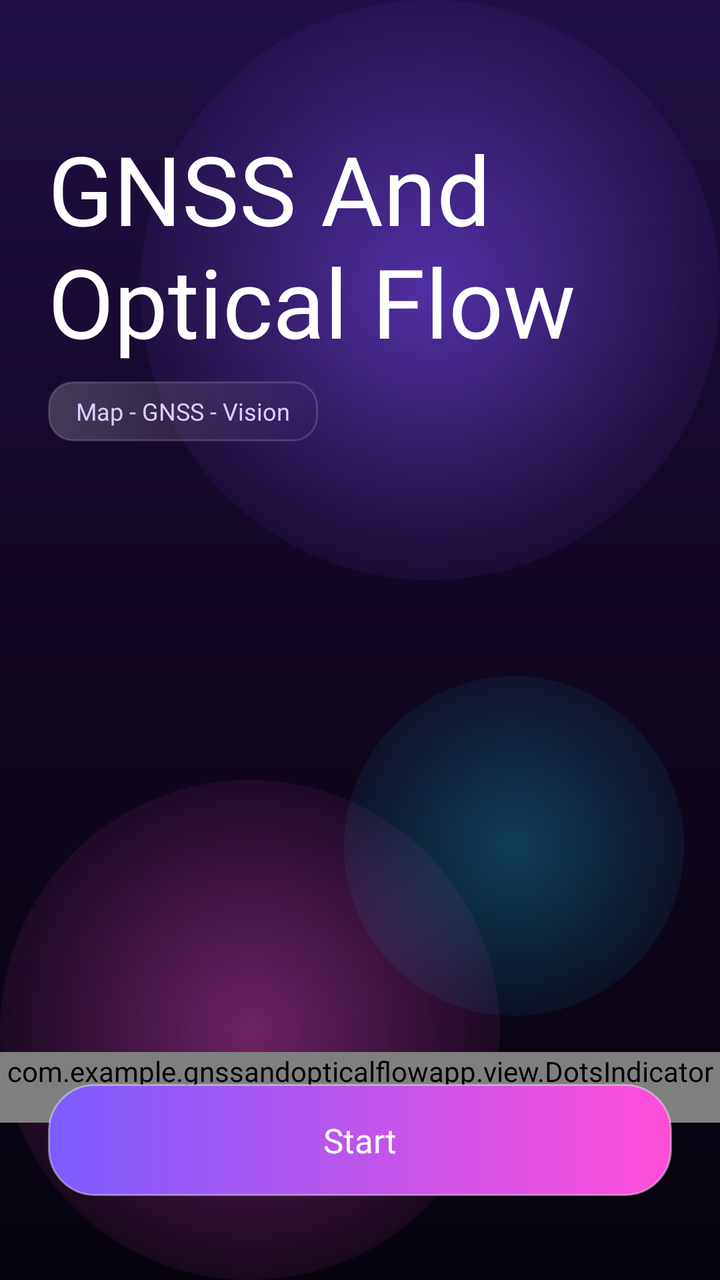
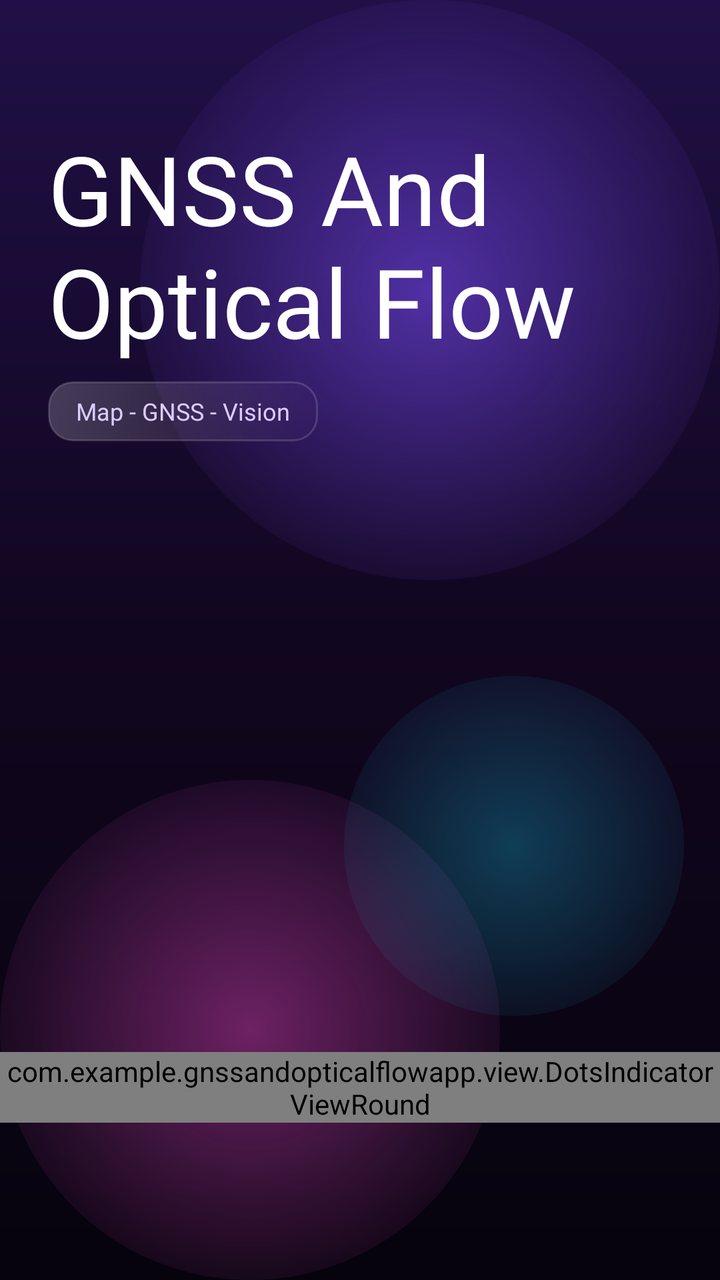

Compare the two renders of this Android layout. The source of the first and the diff that turns it into the second are given below.
<!-- AndroidManifest.xml: application theme Theme.BaseProject -->
<!-- res/layout/fragment_intro.xml -->
<?xml version="1.0" encoding="utf-8"?>
<androidx.constraintlayout.widget.ConstraintLayout xmlns:android="http://schemas.android.com/apk/res/android"
    xmlns:app="http://schemas.android.com/apk/res-auto"
    android:layout_width="match_parent"
    android:layout_height="match_parent"
    android:clipChildren="false"
    android:clipToPadding="false"
    android:background="@drawable/bg_camera_bubble_gradient">

    <TextView
        android:id="@+id/tvIntroTitle"
        android:layout_width="0dp"
        android:layout_height="wrap_content"
        android:layout_marginHorizontal="24dp"
        android:layout_marginTop="62dp"
        android:fontFamily="@font/inter_black"
        android:text="GNSS And Optical Flow"
        android:textColor="@color/white"
        android:textSize="48sp"
        app:layout_constraintEnd_toEndOf="parent"
        app:layout_constraintStart_toStartOf="parent"
        app:layout_constraintTop_toTopOf="parent" />

    <TextView
        android:id="@+id/tvIntroChip"
        android:layout_width="wrap_content"
        android:layout_height="30dp"
        android:layout_marginStart="24dp"
        android:layout_marginTop="8dp"
        android:background="@drawable/bg_glass_chip"
        android:fontFamily="@font/inter_extra_bold"
        android:gravity="center"
        android:paddingHorizontal="14dp"
        android:text="Map - GNSS - Vision"
        android:textColor="#DDCCFF"
        android:textSize="12sp"
        app:layout_constraintStart_toStartOf="parent"
        app:layout_constraintTop_toBottomOf="@id/tvIntroTitle" />

    <FrameLayout
        android:id="@+id/introGlass"
        android:layout_width="0dp"
        android:layout_height="0dp"
        android:clipChildren="false"
        android:clipToPadding="false"
        app:layout_constraintEnd_toEndOf="parent"
        app:layout_constraintStart_toStartOf="parent"
        app:layout_constraintTop_toBottomOf="@id/tvIntroChip"
        android:layout_marginTop="20dp"
        android:layout_marginBottom="30dp"
        app:layout_constraintBottom_toTopOf="@id/btnStartIntro">

        <androidx.viewpager2.widget.ViewPager2
            android:id="@+id/introImagePager"
            android:layout_width="match_parent"
            android:layout_height="match_parent"
            android:clipChildren="false"
            android:clipToPadding="false"
            android:overScrollMode="never" />

    </FrameLayout>

    <com.example.gnssandopticalflowapp.view.DotsIndicatorViewRound
        android:id="@+id/introDots"
        android:layout_width="wrap_content"
        android:layout_height="wrap_content"
        android:layout_marginTop="14dp"
        app:layout_constraintEnd_toEndOf="@id/introGlass"
        app:layout_constraintStart_toStartOf="@id/introGlass"
        app:layout_constraintTop_toBottomOf="@id/introGlass" />

    <TextView
        android:id="@+id/btnStartIntro"
        android:layout_width="0dp"
        android:layout_height="56dp"
        android:layout_marginHorizontal="24dp"
        android:layout_marginBottom="42dp"
        android:background="@drawable/bg_gradient_update_button"
        android:fontFamily="@font/inter_black"
        android:gravity="center"
        android:text="Start"
        android:textColor="@color/white"
        android:textSize="17sp"
        app:layout_constraintBottom_toBottomOf="parent"
        app:layout_constraintEnd_toEndOf="parent"
        app:layout_constraintStart_toStartOf="parent" />

</androidx.constraintlayout.widget.ConstraintLayout>
<!-- resources referenced by this layout -->
<resources>
  <color name="white">#FFFFFFFF</color>
  <!-- drawable bg_camera_bubble_gradient (drawable) -->
  <?xml version="1.0" encoding="utf-8"?>
  <layer-list xmlns:android="http://schemas.android.com/apk/res/android">
      <item>
          <shape android:shape="rectangle">
              <gradient
                  android:angle="270"
                  android:centerColor="#11061F"
                  android:endColor="#06030D"
                  android:startColor="#201047" />
          </shape>
      </item>
      <item
          android:width="290dp"
          android:height="290dp"
          android:gravity="top|right">
          <shape android:shape="oval">
              <gradient
                  android:endColor="#006F43FF"
                  android:gradientRadius="165dp"
                  android:startColor="#8C7E4DFF"
                  android:type="radial" />
          </shape>
      </item>
      <item
          android:width="250dp"
          android:height="250dp"
          android:gravity="bottom|left">
          <shape android:shape="oval">
              <gradient
                  android:endColor="#00FF4DDA"
                  android:gradientRadius="150dp"
                  android:startColor="#66FF4DDA"
                  android:type="radial" />
          </shape>
      </item>
      <item
          android:width="170dp"
          android:height="170dp"
          android:bottom="132dp"
          android:gravity="bottom|right"
          android:right="18dp">
          <shape android:shape="oval">
              <gradient
                  android:endColor="#0017D8FF"
                  android:gradientRadius="110dp"
                  android:startColor="#4417D8FF"
                  android:type="radial" />
          </shape>
      </item>
  </layer-list>
  <!-- drawable bg_glass_chip (drawable) -->
  <?xml version="1.0" encoding="utf-8"?>
  <shape xmlns:android="http://schemas.android.com/apk/res/android">
      <gradient
          android:angle="0"
          android:endColor="#223A185B"
          android:startColor="#33FFFFFF" />
      <corners android:radius="12dp" />
      <stroke
          android:width="1dp"
          android:color="#26FFFFFF" />
  </shape>
  <!-- drawable bg_gradient_update_button (drawable) -->
  <?xml version="1.0" encoding="utf-8"?>
  <ripple xmlns:android="http://schemas.android.com/apk/res/android"
      android:color="#55FFFFFF">
      <item>
          <shape android:shape="rectangle">
              <gradient
                  android:angle="0"
                  android:endColor="#FF4ED8"
                  android:startColor="#7B5CFF" />
              <corners android:radius="23dp" />
              <stroke
                  android:width="1dp"
                  android:color="#66FFFFFF" />
          </shape>
      </item>
  </ripple>
  <style name="Theme.BaseProject" parent="Base.Theme.BaseProject" />
  <style name="Base.Theme.BaseProject" parent="Theme.MaterialComponents.Light.NoActionBar">
          
          <item name="colorPrimary">@color/purple_500</item>
          <item name="colorPrimaryVariant">@color/purple_700</item>
          <item name="colorOnPrimary">@color/white</item>
          
          <item name="colorSecondary">@color/teal_200</item>
          <item name="colorSecondaryVariant">@color/teal_700</item>
          <item name="colorOnSecondary">@color/black</item>
          
          <item name="android:statusBarColor">?attr/colorPrimaryVariant</item>
          
          
          <item name="android:colorControlHighlight">@color/ripple_color_main</item>
      </style>
  <color name="purple_500">#FF6200EE</color>
  <color name="purple_700">#FF3700B3</color>
  <color name="teal_200">#FF03DAC5</color>
  <color name="teal_700">#FF018786</color>
  <color name="black">#FF000000</color>
  <color name="ripple_color_main">#2DE14EFE</color>
</resources>

<!-- the commit's change to res/layout/fragment_intro.xml (unified diff, before → after) -->
@@ -75,7 +75,9 @@
         android:layout_height="56dp"
         android:layout_marginHorizontal="24dp"
         android:layout_marginBottom="42dp"
+        android:alpha="0"
         android:background="@drawable/bg_gradient_update_button"
+        android:enabled="false"
         android:fontFamily="@font/inter_black"
         android:gravity="center"
         android:text="Start"
